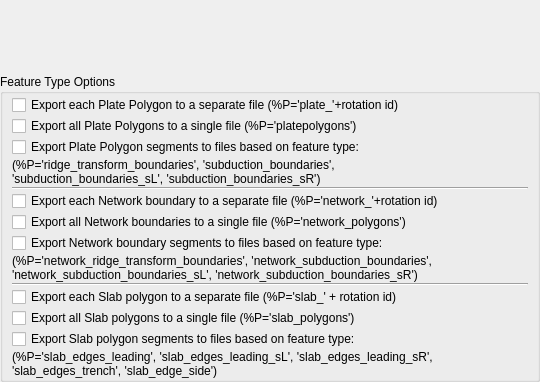
Above: src/qt-widgets/ExportCitcomsResolvedTopologyOptionsWidgetUi.ui from GPlates/GPlates before the change. Below: the same form after it.
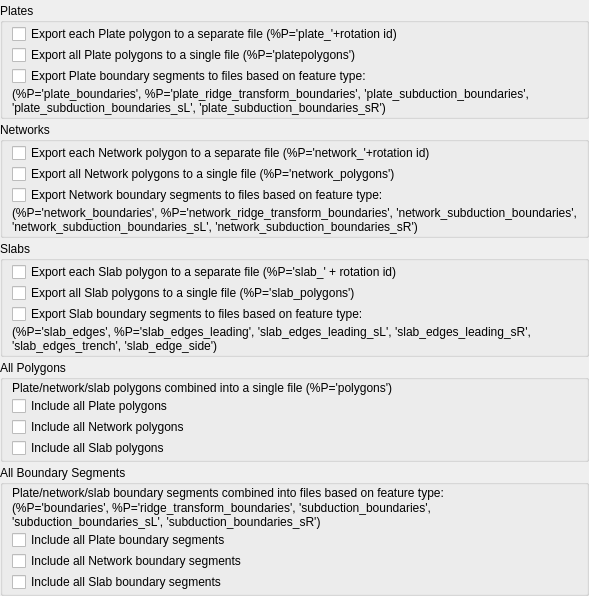
That is the form after the change.

The edit to the form file:
```diff
--- a/src/qt-widgets/ExportCitcomsResolvedTopologyOptionsWidgetUi.ui
+++ b/src/qt-widgets/ExportCitcomsResolvedTopologyOptionsWidgetUi.ui
@@ -6,16 +6,16 @@
    <rect>
     <x>0</x>
     <y>0</y>
-    <width>540</width>
-    <height>382</height>
+    <width>547</width>
+    <height>550</height>
    </rect>
   </property>
   <property name="windowTitle">
    <string>Export Options</string>
   </property>
-  <layout class="QVBoxLayout" name="verticalLayout_2">
+  <layout class="QVBoxLayout" name="verticalLayout_6">
    <property name="spacing">
-    <number>0</number>
+    <number>3</number>
    </property>
    <property name="margin">
     <number>0</number>
@@ -24,78 +24,83 @@
     <widget class="QWidget" name="widget_shapefile_dateline_wrap" native="true"/>
    </item>
    <item>
-    <widget class="QGroupBox" name="group_box_feature_types">
+    <widget class="QGroupBox" name="group_box_plate_polygons">
      <property name="title">
-      <string>Feature Type Options</string>
+      <string>Plates</string>
      </property>
-     <layout class="QVBoxLayout" name="verticalLayout">
+     <layout class="QVBoxLayout" name="verticalLayout_4">
       <property name="spacing">
        <number>1</number>
       </property>
-      <property name="leftMargin">
-       <number>9</number>
-      </property>
       <property name="topMargin">
        <number>1</number>
       </property>
-      <property name="rightMargin">
-       <number>9</number>
-      </property>
       <property name="bottomMargin">
        <number>1</number>
       </property>
       <item>
        <widget class="QCheckBox" name="checkBox_export_individual_plate_polygon_files">
         <property name="text">
-         <string>Export each Plate Polygon to a separate file (%P='plate_'+rotation id)</string>
+         <string>Export each Plate polygon to a separate file (%P='plate_'+rotation id)</string>
         </property>
        </widget>
       </item>
       <item>
-       <widget class="QCheckBox" name="checkBox_export_all_plate_polygons_to_single_file">
+       <widget class="QCheckBox" name="checkBox_export_plate_polygons_to_single_file">
         <property name="text">
-         <string>Export all Plate Polygons to a single file (%P='platepolygons')</string>
+         <string>Export all Plate polygons to a single file (%P='platepolygons')</string>
         </property>
        </widget>
       </item>
       <item>
-       <widget class="QCheckBox" name="checkBox_export_plate_polygon_subsegments_to_type_files">
+       <widget class="QCheckBox" name="checkBox_export_plate_boundaries_to_type_files">
         <property name="text">
-         <string>Export Plate Polygon segments to files based on feature type:</string>
+         <string>Export Plate boundary segments to files based on feature type:</string>
         </property>
        </widget>
       </item>
       <item>
        <widget class="QLabel" name="label_3">
         <property name="text">
-         <string>(%P='ridge_transform_boundaries', 'subduction_boundaries',
-'subduction_boundaries_sL', 'subduction_boundaries_sR')</string>
+         <string>(%P='plate_boundaries', %P='plate_ridge_transform_boundaries', 'plate_subduction_boundaries',
+'plate_subduction_boundaries_sL', 'plate_subduction_boundaries_sR')</string>
         </property>
        </widget>
       </item>
-      <item>
-       <widget class="Line" name="line">
-        <property name="orientation">
-         <enum>Qt::Horizontal</enum>
-        </property>
-       </widget>
-      </item>
+     </layout>
+    </widget>
+   </item>
+   <item>
+    <widget class="QGroupBox" name="group_box_network_boundaries">
+     <property name="title">
+      <string>Networks</string>
+     </property>
+     <layout class="QVBoxLayout" name="verticalLayout_3">
+      <property name="spacing">
+       <number>1</number>
+      </property>
+      <property name="topMargin">
+       <number>1</number>
+      </property>
+      <property name="bottomMargin">
+       <number>1</number>
+      </property>
       <item>
        <widget class="QCheckBox" name="checkBox_export_individual_network_polygon_files">
         <property name="text">
-         <string>Export each Network boundary to a separate file (%P='network_'+rotation id)</string>
+         <string>Export each Network polygon to a separate file (%P='network_'+rotation id)</string>
         </property>
        </widget>
       </item>
       <item>
-       <widget class="QCheckBox" name="checkBox_export_all_network_polygons_to_single_file">
+       <widget class="QCheckBox" name="checkBox_export_network_polygons_to_single_file">
         <property name="text">
-         <string>Export all Network boundaries to a single file (%P='network_polygons')</string>
+         <string>Export all Network polygons to a single file (%P='network_polygons')</string>
         </property>
        </widget>
       </item>
       <item>
-       <widget class="QCheckBox" name="checkBox_export_network_polygon_subsegments_to_type_files">
+       <widget class="QCheckBox" name="checkBox_export_network_boundaries_to_type_files">
         <property name="text">
          <string>Export Network boundary segments to files based on feature type:</string>
         </property>
@@ -104,18 +109,29 @@
       <item>
        <widget class="QLabel" name="label_2">
         <property name="text">
-         <string>(%P='network_ridge_transform_boundaries', 'network_subduction_boundaries',
+         <string>(%P='network_boundaries', %P='network_ridge_transform_boundaries', 'network_subduction_boundaries',
 'network_subduction_boundaries_sL', 'network_subduction_boundaries_sR')</string>
         </property>
        </widget>
       </item>
-      <item>
-       <widget class="Line" name="line_3">
-        <property name="orientation">
-         <enum>Qt::Horizontal</enum>
-        </property>
-       </widget>
-      </item>
+     </layout>
+    </widget>
+   </item>
+   <item>
+    <widget class="QGroupBox" name="group_box_slab_polygons">
+     <property name="title">
+      <string>Slabs</string>
+     </property>
+     <layout class="QVBoxLayout" name="verticalLayout_5">
+      <property name="spacing">
+       <number>1</number>
+      </property>
+      <property name="topMargin">
+       <number>1</number>
+      </property>
+      <property name="bottomMargin">
+       <number>1</number>
+      </property>
       <item>
        <widget class="QCheckBox" name="checkBox_export_individual_slab_polygon_files">
         <property name="text">
@@ -124,23 +140,23 @@
        </widget>
       </item>
       <item>
-       <widget class="QCheckBox" name="checkBox_export_all_slab_polygons_to_single_file">
+       <widget class="QCheckBox" name="checkBox_export_slab_polygons_to_single_file">
         <property name="text">
          <string>Export all Slab polygons to a single file (%P='slab_polygons')</string>
         </property>
        </widget>
       </item>
       <item>
-       <widget class="QCheckBox" name="checkBox_export_slab_polygon_subsegments_to_type_files">
+       <widget class="QCheckBox" name="checkBox_export_slab_boundaries_to_type_files">
         <property name="text">
-         <string>Export Slab polygon segments to files based on feature type:</string>
+         <string>Export Slab boundary segments to files based on feature type:</string>
         </property>
        </widget>
       </item>
       <item>
        <widget class="QLabel" name="label_4">
         <property name="text">
-         <string>(%P='slab_edges_leading', 'slab_edges_leading_sL', 'slab_edges_leading_sR',
+         <string>(%P='slab_edges', %P='slab_edges_leading', 'slab_edges_leading_sL', 'slab_edges_leading_sR',
 'slab_edges_trench', 'slab_edge_side')</string>
         </property>
        </widget>
@@ -148,6 +164,106 @@
      </layout>
     </widget>
    </item>
+   <item>
+    <widget class="QGroupBox" name="group_box_all_polygons">
+     <property name="title">
+      <string>All Polygons</string>
+     </property>
+     <layout class="QVBoxLayout" name="verticalLayout_2">
+      <property name="spacing">
+       <number>1</number>
+      </property>
+      <property name="topMargin">
+       <number>1</number>
+      </property>
+      <property name="bottomMargin">
+       <number>1</number>
+      </property>
+      <item>
+       <widget class="QLabel" name="label_6">
+        <property name="text">
+         <string>Plate/network/slab polygons combined into a single file (%P='polygons')</string>
+        </property>
+       </widget>
+      </item>
+      <item>
+       <widget class="QCheckBox" name="checkBox_export_plate_polygons_to_all_polygons_file">
+        <property name="text">
+         <string>Include all Plate polygons</string>
+        </property>
+       </widget>
+      </item>
+      <item>
+       <widget class="QCheckBox" name="checkBox_export_network_polygons_to_all_polygons_file">
+        <property name="text">
+         <string>Include all Network polygons</string>
+        </property>
+       </widget>
+      </item>
+      <item>
+       <widget class="QCheckBox" name="checkBox_export_slab_polygons_to_all_polygons_file">
+        <property name="text">
+         <string>Include all Slab polygons</string>
+        </property>
+       </widget>
+      </item>
+     </layout>
+    </widget>
+   </item>
+   <item>
+    <widget class="QGroupBox" name="group_box_all_boundary_segments">
+     <property name="title">
+      <string>All Boundary Segments</string>
+     </property>
+     <layout class="QVBoxLayout" name="verticalLayout">
+      <property name="spacing">
+       <number>1</number>
+      </property>
+      <property name="topMargin">
+       <number>1</number>
+      </property>
+      <property name="bottomMargin">
+       <number>1</number>
+      </property>
+      <item>
+       <widget class="QLabel" name="label">
+        <property name="text">
+         <string>Plate/network/slab boundary segments combined into files based on feature type:</string>
+        </property>
+       </widget>
+      </item>
+      <item>
+       <widget class="QLabel" name="label_5">
+        <property name="text">
+         <string>(%P='boundaries', %P='ridge_transform_boundaries', 'subduction_boundaries',
+'subduction_boundaries_sL', 'subduction_boundaries_sR')</string>
+        </property>
+       </widget>
+      </item>
+      <item>
+       <widget class="QCheckBox" name="checkBox_export_plate_boundaries_to_all_boundaries_file">
+        <property name="text">
+         <string>Include all Plate boundary segments</string>
+        </property>
+       </widget>
+      </item>
+      <item>
+       <widget class="QCheckBox" name="checkBox_export_network_boundaries_to_all_boundaries_file">
+        <property name="text">
+         <string>Include all Network boundary segments</string>
+        </property>
+       </widget>
+      </item>
+      <item>
+       <widget class="QCheckBox" name="checkBox_export_slab_boundaries_to_all_boundaries_file">
+        <property name="text">
+         <string>Include all Slab boundary segments</string>
+        </property>
+       </widget>
+      </item>
+     </layout>
+    </widget>
+   </item>
   </layout>
  </widget>
  <resources/>
```
